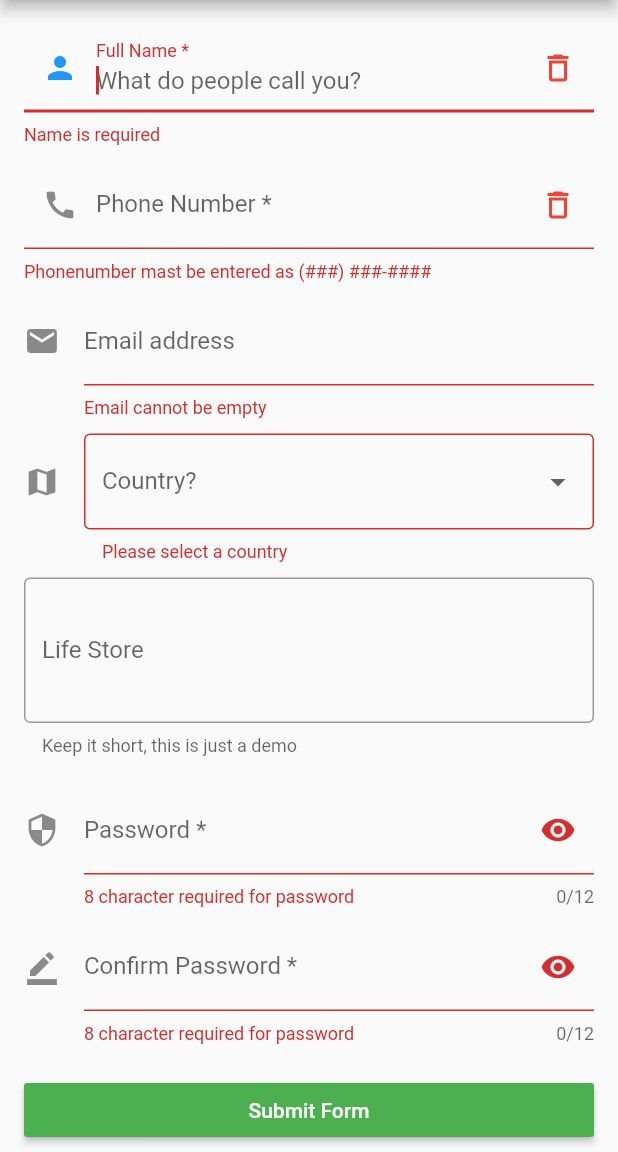
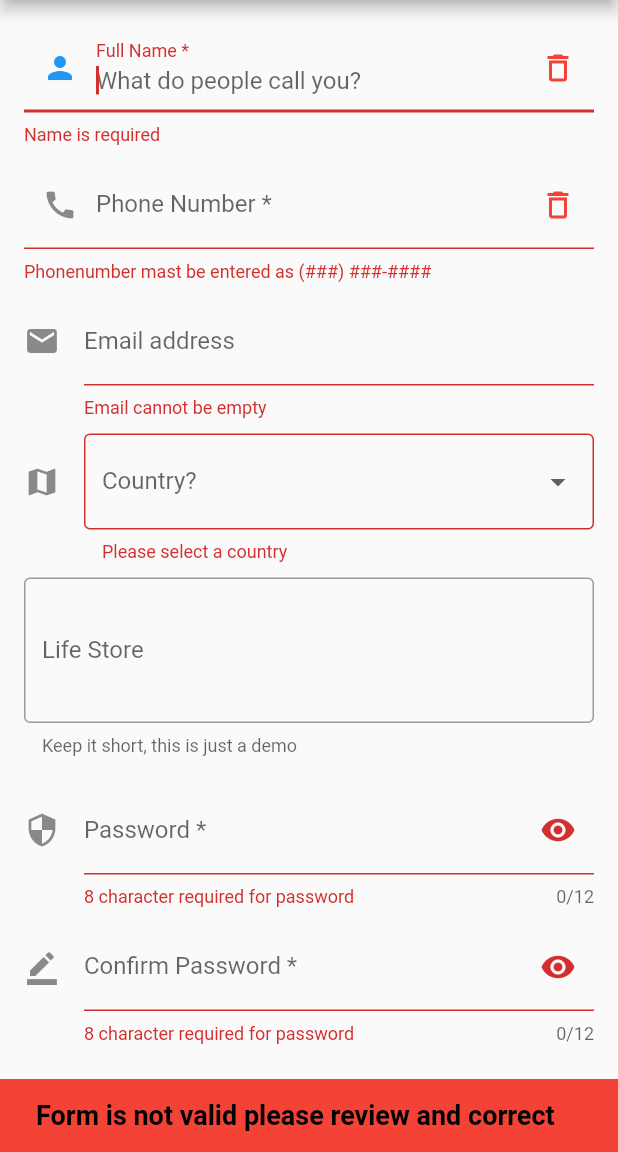
Before and after one commit to YanaLugina/flutter_register_form, a Flutter app: the screen it shows after launch, after a tap on "Submit Form", on a phone screen of 412 x 824 dp, the part 84-1236 px from its top. Run offline on Flutter 3.47's test engine with Material 2 defaults, Android fonts, the phone set to English and light mode, and no system bars.

Commit message:
snackBar: added snackBar         изменено:      lib/pages/register_form_page.dart

```diff
--- a/lib/pages/register_form_page.dart
+++ b/lib/pages/register_form_page.dart
@@ -9,6 +9,7 @@ class RegisterFormPage extends StatefulWidget {
 class _RegisterFormPageState extends State<RegisterFormPage> {
   bool _hidePass = true;
   final _formKey = GlobalKey<FormState>();
+  final _scaffoldKey = GlobalKey<ScaffoldState>();
 
   final _nameController = TextEditingController();
   final _phoneController = TextEditingController();
@@ -53,6 +54,7 @@ class _RegisterFormPageState extends State<RegisterFormPage> {
   @override
   Widget build(BuildContext context) {
     return Scaffold(
+      key: _scaffoldKey,
       appBar: AppBar(
         title: Text('Register Form'),
         centerTitle: true,
@@ -242,7 +244,7 @@ class _RegisterFormPageState extends State<RegisterFormPage> {
       print('Country: $_selectedCountry');
       print('LifeController: ${_lifeStoreController.text}');
     } else {
-      print('Form is not valid please review and correct');
+      _showMessage(message: 'Form is not valid please review and correct');
     }
   }
 
@@ -280,4 +282,20 @@ class _RegisterFormPageState extends State<RegisterFormPage> {
       return null;
     }
   }
+
+  void _showMessage({String message}) {
+    _scaffoldKey.currentState.showSnackBar(
+      SnackBar(
+        duration: Duration(seconds: 5),
+        backgroundColor: Colors.red,
+        content: Text(
+            message,
+            style: TextStyle(
+              color: Colors.black,
+              fontWeight:  FontWeight.w600,
+              fontSize: 18.0,
+            ))
+      ),
+    );
+  }
 }
```
